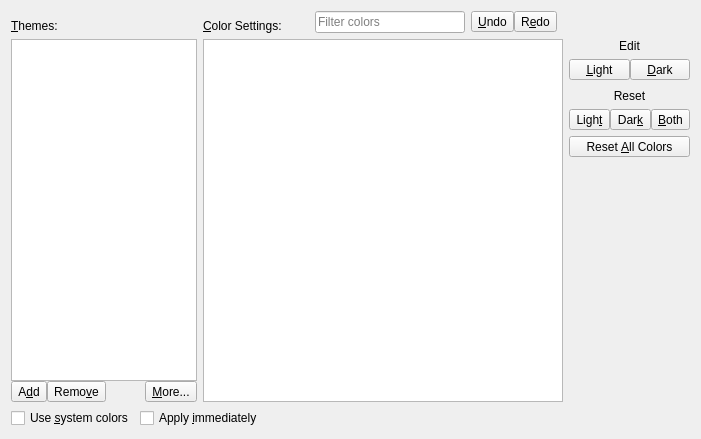
Qt form src/frontends/qt/ui/PrefColorsUi.ui (kojiOnHill/lyx) before a commit.
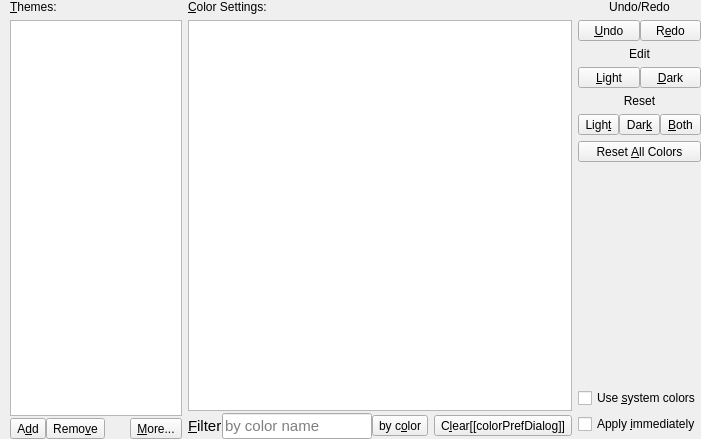
The same form after that commit.

Commit message:
Improve filter in PrefColors
Add convenience tool for theme editing

The edit to the form file:
```diff
--- a/src/frontends/qt/ui/PrefColorsUi.ui
+++ b/src/frontends/qt/ui/PrefColorsUi.ui
@@ -19,24 +19,49 @@
   <property name="windowTitle">
    <string/>
   </property>
-  <layout class="QGridLayout" name="gridLayout_2">
-   <item row="3" column="2">
-    <spacer name="hsBottomRight">
+  <layout class="QGridLayout" name="gridLayoutOutmost">
+   <property name="leftMargin">
+    <number>10</number>
+   </property>
+   <property name="topMargin">
+    <number>0</number>
+   </property>
+   <property name="rightMargin">
+    <number>0</number>
+   </property>
+   <property name="bottomMargin">
+    <number>0</number>
+   </property>
+   <property name="horizontalSpacing">
+    <number>-1</number>
+   </property>
+   <item row="1" column="0" colspan="3">
+    <layout class="QGridLayout" name="gridLayout" rowstretch="0,0,0,0,0,0,0,0,0,0,0" columnstretch="0,0,0">
+     <property name="horizontalSpacing">
+      <number>-1</number>
+     </property>
+     <item row="7" column="2">
+      <spacer name="lowerVerticalSpacer">
      <property name="orientation">
-      <enum>Qt::Horizontal</enum>
+        <enum>Qt::Orientation::Vertical</enum>
      </property>
      <property name="sizeHint" stdset="0">
       <size>
-       <width>40</width>
-       <height>20</height>
+         <width>20</width>
+         <height>40</height>
       </size>
      </property>
     </spacer>
    </item>
-   <item row="3" column="0">
-    <widget class="QCheckBox" name="syscolorsCB">
+     <item row="5" column="2">
+      <layout class="QHBoxLayout" name="resetHorizontalLayout">
+       <property name="spacing">
+        <number>0</number>
+       </property>
+       <item>
+        <widget class="QToolButton" name="lightColorResetPB">
      <property name="sizePolicy">
-      <sizepolicy hsizetype="Minimum" vsizetype="Minimum">
+          <sizepolicy hsizetype="Preferred" vsizetype="Fixed">
        <horstretch>0</horstretch>
        <verstretch>0</verstretch>
       </sizepolicy>
@@ -45,22 +70,83 @@
       <string>Use the color scheme of your Operating System/Desktop Environment</string>
      </property>
      <property name="text">
-      <string>Use &amp;system colors</string>
+          <string>Ligh&amp;t</string>
      </property>
     </widget>
    </item>
-   <item row="3" column="1">
-    <widget class="QCheckBox" name="autoapplyCB">
+       <item>
+        <widget class="QToolButton" name="darkColorResetPB">
+         <property name="sizePolicy">
+          <sizepolicy hsizetype="Preferred" vsizetype="Fixed">
+           <horstretch>0</horstretch>
+           <verstretch>0</verstretch>
+          </sizepolicy>
+         </property>
      <property name="toolTip">
       <string>Apply changed colors immediately</string>
      </property>
      <property name="text">
-      <string>Apply &amp;immediately</string>
+          <string>Dar&amp;k</string>
      </property>
     </widget>
    </item>
-   <item row="1" column="0" colspan="4">
-    <layout class="QGridLayout" name="gridLayout" rowstretch="0,0,0,0,0,0,0,0" columnstretch="0,0,0,0">
+       <item>
+        <widget class="QToolButton" name="bothColorResetPB">
+         <property name="sizePolicy">
+          <sizepolicy hsizetype="Preferred" vsizetype="Fixed">
+           <horstretch>0</horstretch>
+           <verstretch>0</verstretch>
+          </sizepolicy>
+         </property>
+         <property name="toolTip">
+          <string>Reset the light- and dark-mode colors of the selected object/element to the last saved</string>
+         </property>
+         <property name="text">
+          <string>&amp;Both</string>
+         </property>
+        </widget>
+       </item>
+      </layout>
+     </item>
+     <item row="1" column="2">
+      <layout class="QHBoxLayout" name="horizontalLayout">
+       <property name="spacing">
+        <number>0</number>
+       </property>
+       <item>
+        <widget class="QToolButton" name="undoColorPB">
+         <property name="sizePolicy">
+          <sizepolicy hsizetype="Expanding" vsizetype="Fixed">
+           <horstretch>0</horstretch>
+           <verstretch>0</verstretch>
+          </sizepolicy>
+         </property>
+         <property name="toolTip">
+          <string>Undo</string>
+         </property>
+         <property name="text">
+          <string>&amp;Undo</string>
+         </property>
+        </widget>
+       </item>
+       <item>
+        <widget class="QToolButton" name="redoColorPB">
+         <property name="sizePolicy">
+          <sizepolicy hsizetype="Expanding" vsizetype="Fixed">
+           <horstretch>0</horstretch>
+           <verstretch>0</verstretch>
+          </sizepolicy>
+         </property>
+         <property name="toolTip">
+          <string>Redo</string>
+         </property>
+         <property name="text">
+          <string>R&amp;edo</string>
+         </property>
+        </widget>
+       </item>
+      </layout>
+     </item>
      <item row="0" column="0">
       <widget class="QLabel" name="themesLabel">
        <property name="text">
@@ -74,82 +160,92 @@
        </property>
       </widget>
      </item>
-     <item row="1" column="0" rowspan="7">
-      <layout class="QGridLayout" name="gridLayoutThemes">
-       <property name="spacing">
-        <number>0</number>
+     <item row="6" column="2">
+      <widget class="QToolButton" name="colorResetAllPB">
+       <property name="sizePolicy">
+        <sizepolicy hsizetype="Expanding" vsizetype="Fixed">
+         <horstretch>0</horstretch>
+         <verstretch>0</verstretch>
+        </sizepolicy>
        </property>
-       <item row="1" column="3">
-        <spacer name="horizontalSpacer">
-         <property name="orientation">
-          <enum>Qt::Horizontal</enum>
-         </property>
-         <property name="sizeType">
-          <enum>QSizePolicy::Preferred</enum>
-         </property>
-         <property name="sizeHint" stdset="0">
-          <size>
-           <width>40</width>
-           <height>20</height>
-          </size>
-         </property>
-        </spacer>
-       </item>
-       <item row="1" column="2">
-        <widget class="QToolButton" name="removeThemePB">
-         <property name="toolTip">
-          <string>Remove a selected color theme</string>
-         </property>
+       <property name="toolTip">
+        <string>Reset all colors in the table to the last saved</string>
+       </property>
+       <property name="text">
+        <string>Reset &amp;All Colors</string>
+       </property>
+      </widget>
+     </item>
+     <item row="4" column="2">
+      <widget class="QLabel" name="resetLabel">
+       <property name="text">
+        <string>Reset</string>
+       </property>
+       <property name="alignment">
+        <set>Qt::AlignmentFlag::AlignCenter</set>
+       </property>
+      </widget>
+     </item>
+     <item row="2" column="2">
+      <widget class="QLabel" name="label">
          <property name="text">
-          <string>Remo&amp;ve</string>
-         </property>
-        </widget>
-       </item>
-       <item row="1" column="4">
-        <widget class="QToolButton" name="themesMenuPB">
+        <string>Edit</string>
+       </property>
+       <property name="alignment">
+        <set>Qt::AlignmentFlag::AlignCenter</set>
+       </property>
+      </widget>
+     </item>
+     <item row="9" column="2">
+      <widget class="QCheckBox" name="autoapplyCB">
          <property name="toolTip">
           <string>Other menus to handle themes</string>
          </property>
          <property name="text">
-          <string>&amp;More...</string>
+        <string>Apply &amp;immediately</string>
          </property>
         </widget>
        </item>
-       <item row="1" column="1">
-        <widget class="QToolButton" name="saveThemePB">
-         <property name="toolTip">
-          <string>Add the current color set as a theme</string>
-         </property>
+     <item row="0" column="2">
+      <widget class="QLabel" name="label_3">
+       <property name="text">
+        <string>Undo/Redo</string>
+       </property>
+       <property name="alignment">
+        <set>Qt::AlignmentFlag::AlignCenter</set>
+       </property>
+      </widget>
+     </item>
+     <item row="0" column="1">
+      <widget class="QLabel" name="colorLabel">
          <property name="text">
-          <string>A&amp;dd</string>
-         </property>
-        </widget>
-       </item>
-       <item row="0" column="1" colspan="4">
-        <widget class="QListWidget" name="themesLW">
+        <string>&amp;Color Settings:</string>
+       </property>
+       <property name="alignment">
+        <set>Qt::AlignmentFlag::AlignBottom|Qt::AlignmentFlag::AlignLeading|Qt::AlignmentFlag::AlignLeft</set>
+       </property>
+       <property name="buddy">
+        <cstring>colorsTV</cstring>
+       </property>
+      </widget>
+     </item>
+     <item row="8" column="2">
+      <widget class="QCheckBox" name="syscolorsCB">
          <property name="sizePolicy">
-          <sizepolicy hsizetype="Maximum" vsizetype="Expanding">
+        <sizepolicy hsizetype="Minimum" vsizetype="Minimum">
            <horstretch>0</horstretch>
            <verstretch>0</verstretch>
           </sizepolicy>
          </property>
-         <property name="maximumSize">
-          <size>
-           <width>200</width>
-           <height>16777215</height>
-          </size>
-         </property>
-         <property name="baseSize">
-          <size>
-           <width>150</width>
-           <height>0</height>
-          </size>
+       <property name="toolTip">
+        <string>Use the color scheme of your Operating System/Desktop Environment</string>
+       </property>
+       <property name="text">
+        <string>Use &amp;system colors</string>
          </property>
         </widget>
        </item>
-      </layout>
-     </item>
-     <item row="2" column="3">
+     <item row="3" column="2">
       <layout class="QHBoxLayout" name="editHorizontalLayout">
        <property name="spacing">
         <number>0</number>
@@ -188,15 +284,55 @@
        </item>
       </layout>
      </item>
-     <item row="0" column="2">
+     <item row="10" column="2">
+      <spacer name="verticalSpacer">
+       <property name="orientation">
+        <enum>Qt::Orientation::Vertical</enum>
+       </property>
+       <property name="sizeType">
+        <enum>QSizePolicy::Policy::Fixed</enum>
+       </property>
+       <property name="sizeHint" stdset="0">
+        <size>
+         <width>20</width>
+         <height>5</height>
+        </size>
+       </property>
+      </spacer>
+     </item>
+     <item row="1" column="1" rowspan="10">
+      <layout class="QGridLayout" name="gridLayoutColors">
+       <property name="horizontalSpacing">
+        <number>0</number>
+       </property>
+       <property name="verticalSpacing">
+        <number>2</number>
+       </property>
+       <item row="1" column="0">
+        <widget class="QTableView" name="colorsTV">
+         <property name="alternatingRowColors">
+          <bool>true</bool>
+         </property>
+         <property name="selectionBehavior">
+          <enum>QAbstractItemView::SelectionBehavior::SelectRows</enum>
+         </property>
+         <property name="showGrid">
+          <bool>false</bool>
+         </property>
+         <property name="gridStyle">
+          <enum>Qt::PenStyle::NoPen</enum>
+         </property>
+        </widget>
+       </item>
+       <item row="2" column="0">
       <layout class="QGridLayout" name="ResetGridLayout">
        <property name="spacing">
         <number>0</number>
        </property>
-       <item row="1" column="1">
+         <item row="1" column="2">
         <widget class="QLineEdit" name="searchStringEdit">
          <property name="sizePolicy">
-          <sizepolicy hsizetype="MinimumExpanding" vsizetype="Fixed">
+            <sizepolicy hsizetype="MinimumExpanding" vsizetype="Preferred">
            <horstretch>0</horstretch>
            <verstretch>0</verstretch>
           </sizepolicy>
@@ -213,37 +349,26 @@
            <height>16777215</height>
           </size>
          </property>
+           <property name="font">
+            <font>
+             <pointsize>11</pointsize>
+            </font>
+           </property>
          <property name="toolTip">
           <string>Enter a string to filter colors</string>
          </property>
          <property name="placeholderText">
-          <string>Filter colors</string>
+            <string>by color name</string>
          </property>
          <property name="clearButtonEnabled">
           <bool>true</bool>
          </property>
         </widget>
        </item>
-       <item row="1" column="0">
+         <item row="1" column="1">
         <spacer name="horizontalSpacerButtomLeft">
          <property name="orientation">
-          <enum>Qt::Horizontal</enum>
-         </property>
-         <property name="sizeHint" stdset="0">
-          <size>
-           <width>40</width>
-           <height>20</height>
-          </size>
-         </property>
-        </spacer>
-       </item>
-       <item row="1" column="2">
-        <spacer name="horizontalSpacerRight">
-         <property name="orientation">
-          <enum>Qt::Horizontal</enum>
-         </property>
-         <property name="sizeType">
-          <enum>QSizePolicy::Fixed</enum>
+            <enum>Qt::Orientation::Horizontal</enum>
          </property>
          <property name="sizeHint" stdset="0">
           <size>
@@ -253,178 +378,142 @@
          </property>
         </spacer>
        </item>
-       <item row="1" column="3">
-        <widget class="QToolButton" name="undoColorPB">
-         <property name="toolTip">
-          <string>Undo</string>
-         </property>
-         <property name="text">
-          <string>&amp;Undo</string>
-         </property>
-        </widget>
-       </item>
-       <item row="1" column="4">
-        <widget class="QToolButton" name="redoColorPB">
-         <property name="toolTip">
-          <string>Redo</string>
-         </property>
-         <property name="text">
-          <string>R&amp;edo</string>
-         </property>
-        </widget>
-       </item>
        <item row="1" column="5">
-        <spacer name="horizontalSpacer_2">
-         <property name="orientation">
-          <enum>Qt::Horizontal</enum>
-         </property>
-         <property name="sizeType">
-          <enum>QSizePolicy::Fixed</enum>
-         </property>
-         <property name="sizeHint" stdset="0">
-          <size>
-           <width>6</width>
-           <height>20</height>
-          </size>
-         </property>
-        </spacer>
-       </item>
-      </layout>
-     </item>
-     <item row="4" column="3">
-      <widget class="QLabel" name="resetLabel">
+          <widget class="QToolButton" name="clearFilterPB">
+           <property name="text">
+            <string>C&amp;lear[[colorPrefDialog]]</string>
+           </property>
+          </widget>
+         </item>
+         <item row="1" column="3">
+          <widget class="QToolButton" name="colorChooserPB">
        <property name="text">
-        <string>Reset</string>
-       </property>
-       <property name="alignment">
-        <set>Qt::AlignCenter</set>
-       </property>
-      </widget>
-     </item>
-     <item row="0" column="1">
-      <widget class="QLabel" name="colorLabel">
-       <property name="text">
-        <string>&amp;Color Settings:</string>
-       </property>
-       <property name="alignment">
-        <set>Qt::AlignBottom|Qt::AlignLeading|Qt::AlignLeft</set>
+            <string>by c&amp;olor</string>
+           </property>
+          </widget>
+         </item>
+         <item row="1" column="0">
+          <widget class="QLabel" name="labelFilter">
+           <property name="sizePolicy">
+            <sizepolicy hsizetype="Fixed" vsizetype="Preferred">
+             <horstretch>0</horstretch>
+             <verstretch>0</verstretch>
+            </sizepolicy>
+           </property>
+           <property name="font">
+            <font>
+             <pointsize>11</pointsize>
+            </font>
+           </property>
+           <property name="text">
+            <string>&amp;Filter</string>
        </property>
        <property name="buddy">
         <cstring>colorsTV</cstring>
        </property>
       </widget>
      </item>
-     <item row="1" column="1" rowspan="7" colspan="2">
-      <widget class="QTableView" name="colorsTV">
-       <property name="alternatingRowColors">
-        <bool>true</bool>
-       </property>
-       <property name="selectionBehavior">
-        <enum>QAbstractItemView::SelectRows</enum>
-       </property>
-       <property name="showGrid">
-        <bool>false</bool>
-       </property>
-       <property name="gridStyle">
-        <enum>Qt::NoPen</enum>
-       </property>
-      </widget>
-     </item>
-     <item row="7" column="3">
-      <spacer name="lowerVerticalSpacer">
+         <item row="1" column="4">
+          <spacer name="horizontalSpacerRight">
        <property name="orientation">
-        <enum>Qt::Vertical</enum>
+            <enum>Qt::Orientation::Horizontal</enum>
+           </property>
+           <property name="sizeType">
+            <enum>QSizePolicy::Policy::Fixed</enum>
        </property>
        <property name="sizeHint" stdset="0">
         <size>
-         <width>20</width>
-         <height>40</height>
+             <width>6</width>
+             <height>20</height>
         </size>
        </property>
       </spacer>
      </item>
-     <item row="5" column="3">
-      <layout class="QHBoxLayout" name="resetHorizontalLayout">
-       <property name="spacing">
+        </layout>
+       </item>
+      </layout>
+     </item>
+     <item row="1" column="0" rowspan="10">
+      <layout class="QGridLayout" name="gridLayoutThemes">
+       <property name="horizontalSpacing">
         <number>0</number>
        </property>
-       <item>
-        <widget class="QToolButton" name="lightColorResetPB">
-         <property name="toolTip">
-          <string>Reset the light-mode color of the selected object/element to the last saved</string>
-         </property>
-         <property name="text">
-          <string>Ligh&amp;t</string>
-         </property>
-        </widget>
-       </item>
-       <item>
-        <widget class="QToolButton" name="darkColorResetPB">
-         <property name="toolTip">
-          <string>Reset the dark-mode color of the selected object/element to the last saved</string>
-         </property>
-         <property name="text">
-          <string>Dar&amp;k</string>
-         </property>
-        </widget>
-       </item>
-       <item>
-        <widget class="QToolButton" name="bothColorResetPB">
-         <property name="toolTip">
-          <string>Reset the light- and dark-mode colors of the selected object/element to the last saved</string>
-         </property>
-         <property name="text">
-          <string>&amp;Both</string>
-         </property>
-        </widget>
-       </item>
-      </layout>
-     </item>
-     <item row="6" column="3">
-      <widget class="QToolButton" name="colorResetAllPB">
-       <property name="sizePolicy">
-        <sizepolicy hsizetype="Expanding" vsizetype="Fixed">
-         <horstretch>0</horstretch>
-         <verstretch>0</verstretch>
-        </sizepolicy>
-       </property>
-       <property name="toolTip">
-        <string>Reset all colors in the table to the last saved</string>
-       </property>
-       <property name="text">
-        <string>Reset &amp;All Colors</string>
-       </property>
-      </widget>
-     </item>
+       <property name="verticalSpacing">
+        <number>2</number>
+       </property>
      <item row="1" column="3">
-      <widget class="QLabel" name="label">
-       <property name="text">
-        <string>Edit</string>
-       </property>
-       <property name="alignment">
-        <set>Qt::AlignCenter</set>
-       </property>
-      </widget>
-     </item>
-     <item row="3" column="3">
-      <spacer name="middleVerticalSpacer">
+        <spacer name="horizontalSpacer">
        <property name="orientation">
-        <enum>Qt::Vertical</enum>
+          <enum>Qt::Orientation::Horizontal</enum>
        </property>
        <property name="sizeType">
-        <enum>QSizePolicy::Fixed</enum>
+          <enum>QSizePolicy::Policy::Preferred</enum>
        </property>
        <property name="sizeHint" stdset="0">
         <size>
-         <width>20</width>
-         <height>3</height>
+           <width>40</width>
+           <height>20</height>
         </size>
        </property>
       </spacer>
      </item>
+       <item row="1" column="1">
+        <widget class="QToolButton" name="saveThemePB">
+         <property name="toolTip">
+          <string>Add the current color set as a theme</string>
+         </property>
+         <property name="text">
+          <string>A&amp;dd</string>
+         </property>
+        </widget>
+       </item>
+       <item row="1" column="2">
+        <widget class="QToolButton" name="removeThemePB">
+         <property name="toolTip">
+          <string>Remove a selected color theme</string>
+         </property>
+         <property name="text">
+          <string>Remo&amp;ve</string>
+         </property>
+        </widget>
+       </item>
+       <item row="1" column="4">
+        <widget class="QToolButton" name="themesMenuPB">
+         <property name="toolTip">
+          <string>Other menus to handle themes</string>
+         </property>
+         <property name="text">
+          <string>&amp;More...</string>
+         </property>
+        </widget>
+       </item>
+       <item row="0" column="1" colspan="4">
+        <widget class="QListWidget" name="themesLW">
+         <property name="sizePolicy">
+          <sizepolicy hsizetype="Maximum" vsizetype="Expanding">
+           <horstretch>0</horstretch>
+           <verstretch>0</verstretch>
+          </sizepolicy>
+         </property>
+         <property name="maximumSize">
+          <size>
+           <width>200</width>
+           <height>16777215</height>
+          </size>
+         </property>
+         <property name="baseSize">
+          <size>
+           <width>150</width>
+           <height>0</height>
+          </size>
+         </property>
+        </widget>
+       </item>
     </layout>
    </item>
   </layout>
+   </item>
+  </layout>
  </widget>
  <tabstops>
   <tabstop>syscolorsCB</tabstop>
```
Left out of the diff: 14 changed lines with no effect on the pictures. Lines whose indentation alone changed are shown as unchanged. The commit also changes 2 other files.
